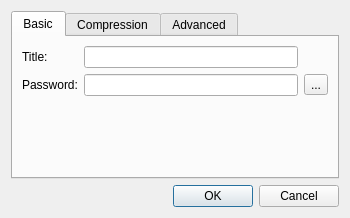
Qt form src/desktop/dialogs/groupeditdialog.ui (petroules/silverlock) before a commit.
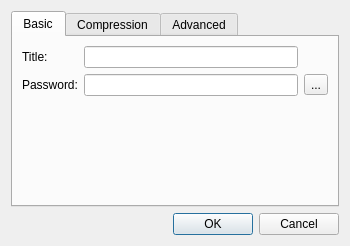
The same form after that commit.

Diff of the .ui file:
```diff
--- a/src/desktop/dialogs/groupeditdialog.ui
+++ b/src/desktop/dialogs/groupeditdialog.ui
@@ -7,7 +7,7 @@
     <x>0</x>
     <y>0</y>
     <width>350</width>
-    <height>218</height>
+    <height>246</height>
    </rect>
   </property>
   <property name="sizePolicy">
```
Left out of the diff: 3 changed lines with no effect on the pictures.
